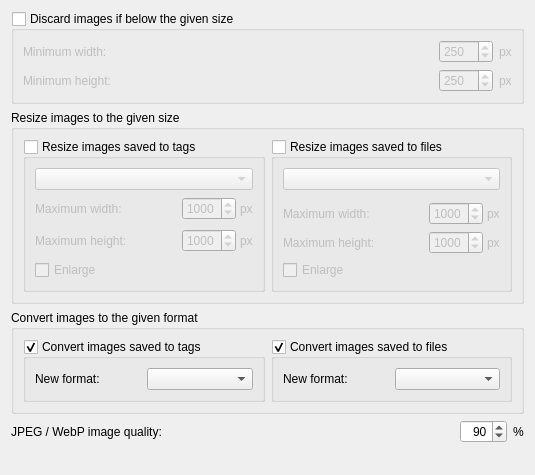
The window that ui/options_cover_processing.ui (metabrainz/picard) describes before a commit, drawn with Qt 5.
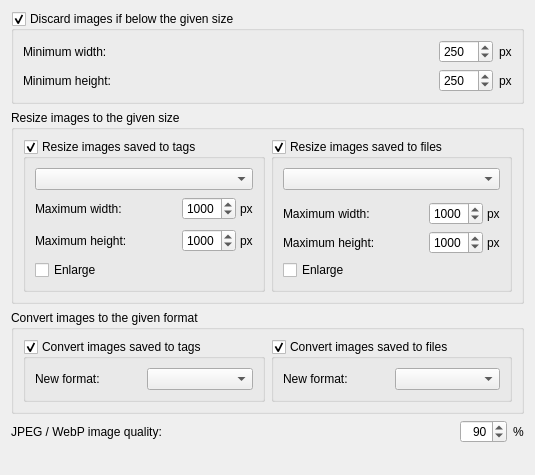
The same window after the commit.

Commit message: Remove QGroupBox `checked` settings to allow default processing

Diff of the .ui file:
```diff
--- a/ui/options_cover_processing.ui
+++ b/ui/options_cover_processing.ui
@@ -22,9 +22,6 @@
      <property name="checkable">
       <bool>true</bool>
      </property>
-     <property name="checked">
-      <bool>false</bool>
-     </property>
      <layout class="QVBoxLayout" name="verticalLayout_2">
       <item>
        <widget class="QWidget" name="filtering_width_widget" native="true">
@@ -145,9 +142,6 @@
      <property name="checkable">
       <bool>false</bool>
      </property>
-     <property name="checked">
-      <bool>false</bool>
-     </property>
      <layout class="QHBoxLayout" name="horizontalLayout_7">
       <item>
        <widget class="QGroupBox" name="tags_scale_down">
@@ -157,9 +151,6 @@
         <property name="checkable">
          <bool>true</bool>
         </property>
-        <property name="checked">
-         <bool>false</bool>
-        </property>
         <layout class="QVBoxLayout" name="verticalLayout_3">
          <item>
           <widget class="QComboBox" name="tags_resize_mode"/>
@@ -302,9 +293,6 @@
         <property name="checkable">
          <bool>true</bool>
         </property>
-        <property name="checked">
-         <bool>false</bool>
-        </property>
         <layout class="QVBoxLayout" name="verticalLayout_4">
          <item>
           <widget class="QComboBox" name="file_resize_mode"/>
```
Left out of the diff: 3 changed lines with no effect on the pictures. The commit also changes 1 other file.
